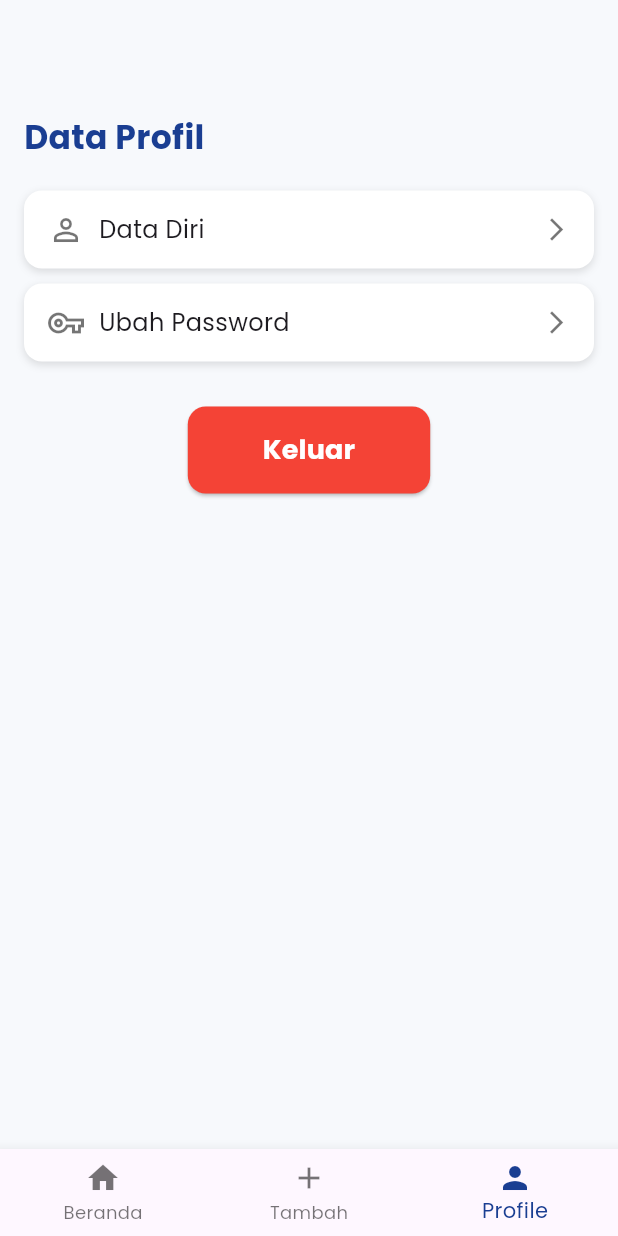
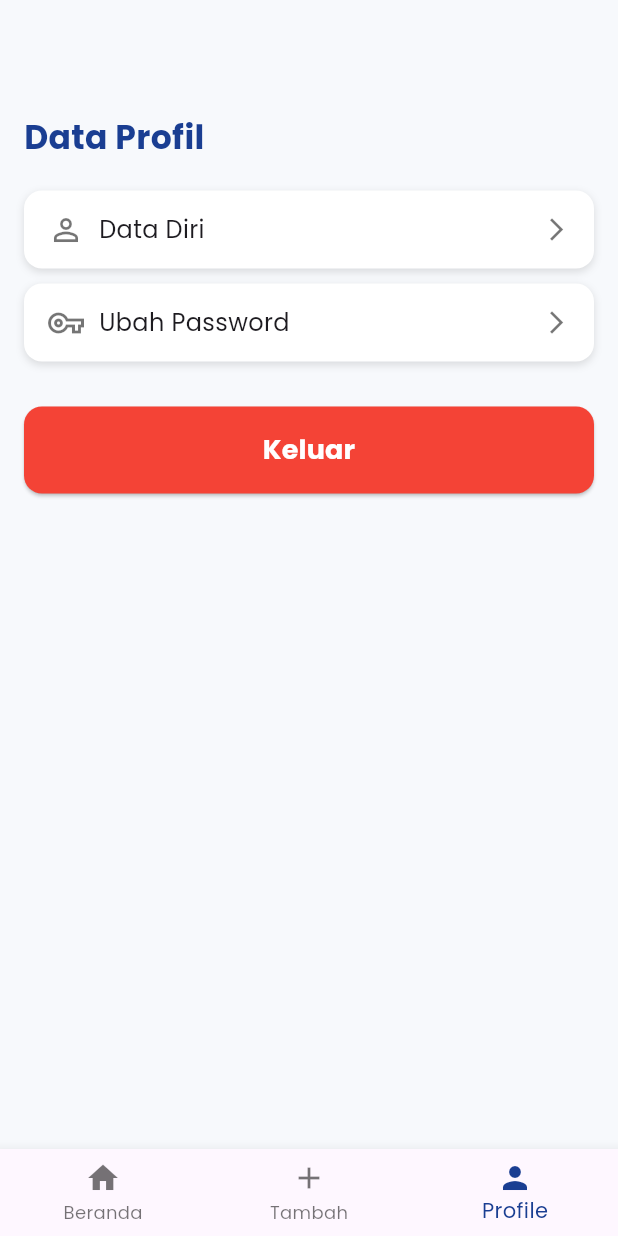
Before and after one commit to sayyidazizii/sibakat, a Flutter app: the ProfilePage screen opened directly, on a phone screen of 412 x 824 dp. Run offline on Flutter 3.47's test engine with Material 3 defaults, Android fonts, the phone set to English and light mode, and no system bars; our stand-ins replace fluttertoast, shared_preferences; accounts and stored records are empty.

Commit message:
enhance(Profile): update profile

```diff
--- a/lib/views/profile_page.dart
+++ b/lib/views/profile_page.dart
@@ -2,6 +2,7 @@ import 'package:flutter/material.dart';
 import 'package:sibakat/views/dashboard_page.dart';
 import 'package:sibakat/views/auth/login_page.dart';
 import 'package:sibakat/services/api_service.dart';
+import 'package:shared_preferences/shared_preferences.dart';
 
 class ProfilePage extends StatefulWidget {
   @override
@@ -38,6 +39,9 @@ class _ProfilePageState extends State<ProfilePage> {
 
   Future<void> _logout() async {
     await ApiService().logout(); // Panggil logout dari ApiService
+
+    SharedPreferences prefs = await SharedPreferences.getInstance();
+    await prefs.setBool('isFirstTimeLogin', true); // Set agar popup muncul setelah login lagi
 
     Navigator.pushAndRemoveUntil(
       context,
@@ -78,11 +82,13 @@ class _ProfilePageState extends State<ProfilePage> {
             ),
             SizedBox(height: 30),
             Center(
+              child: SizedBox(
+                width: double.infinity, // Lebar penuh mengikuti menu sebelumnya
                 child: ElevatedButton(
                   onPressed: _logout, // Fungsi logout sudah async
                   style: ElevatedButton.styleFrom(
                     backgroundColor: Colors.red,
-                  padding: EdgeInsets.symmetric(horizontal: 50, vertical: 16),
+                    padding: EdgeInsets.symmetric(vertical: 16), // Hapus horizontal agar otomatis
                     shape: RoundedRectangleBorder(
                       borderRadius: BorderRadius.circular(12),
                     ),
@@ -90,6 +96,7 @@ class _ProfilePageState extends State<ProfilePage> {
                   child: Text(
                     "Keluar",
                     style: TextStyle(fontSize: 18, color: Colors.white, fontWeight: FontWeight.bold),
+                  ),
                 ),
               ),
             ),
```
Lines whose indentation alone changed are shown as unchanged.
